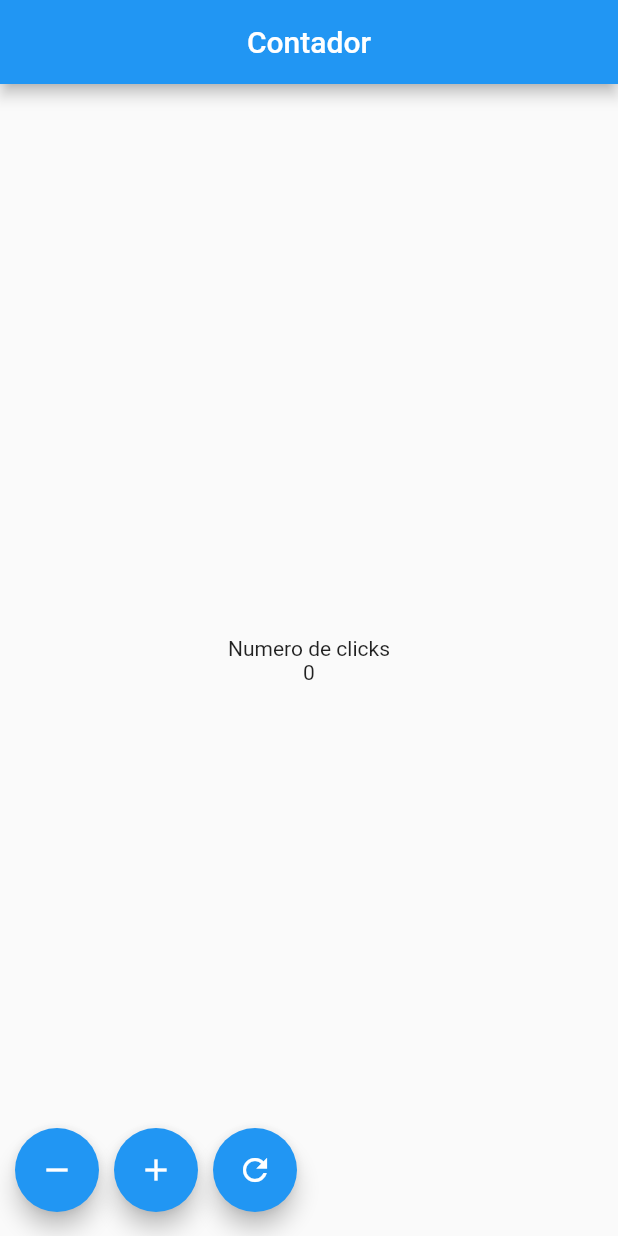
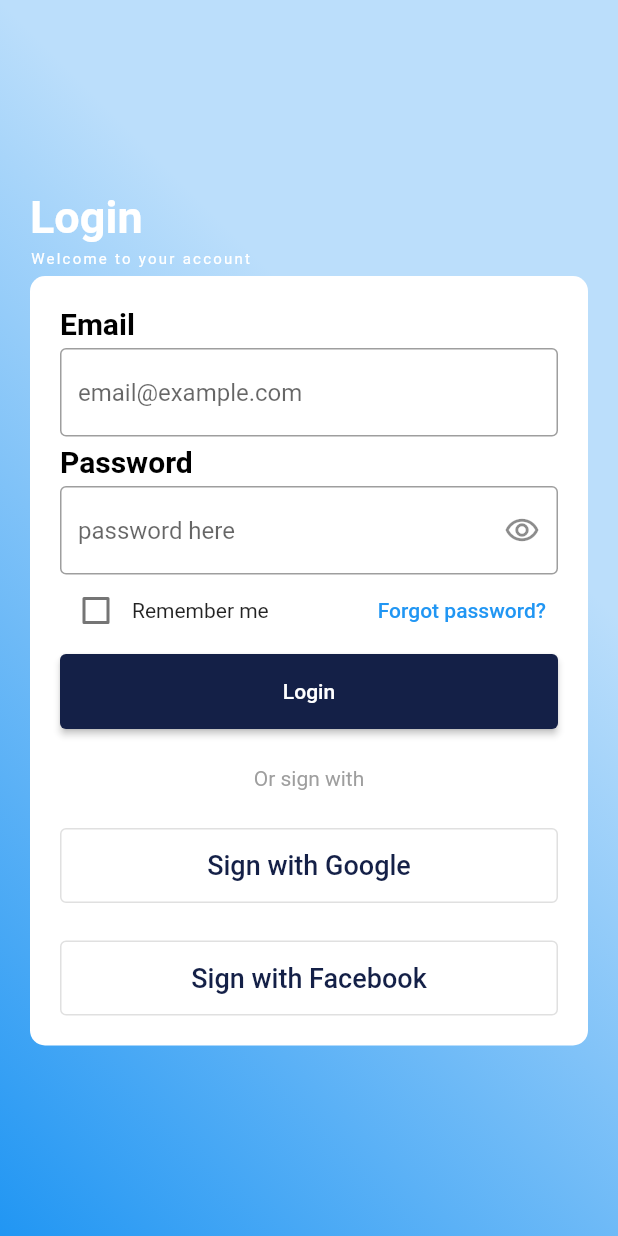
Before and after one commit to CesarRaulG/Contador, a Flutter app: the screen it shows after launch, on a phone screen of 412 x 824 dp. Run offline on Flutter 3.47's test engine with Material 2 defaults, Android fonts, the phone set to English and light mode, and no system bars.

Commit message:
add loginPage

```diff
--- a/lib/main.dart
+++ b/lib/main.dart
@@ -1,4 +1,4 @@
-import 'package:contador/pages/home_page.dart';
+import 'package:contador/pages/login_page.dart';
 import 'package:flutter/material.dart';
 
 
@@ -10,8 +10,9 @@ class MyApp extends StatelessWidget {
   @override
   Widget build(BuildContext context) {
     return const MaterialApp(
+      debugShowCheckedModeBanner: false,
       title: 'Material App',
-      home: HomePage(),
+      home: LoginPage(),
     );
   }
 }
--- /dev/null
+++ b/lib/pages/login_page.dart
@@ -0,0 +1,262 @@
+import 'package:flutter/material.dart'; //importM para libreria de material
+
+//statefulW para crear las clases
+class LoginPage extends StatefulWidget {
+  const LoginPage({super.key});
+
+  @override
+  State<LoginPage> createState() => _LoginPageState();
+}
+
+class _LoginPageState extends State<LoginPage> {
+  @override
+  Widget build(BuildContext context) {
+    return Scaffold(
+      body: Stack(
+        children: const [
+          Fondo(),
+          Contenido(),
+        ],
+      ),
+    );
+  }
+}
+
+class Contenido extends StatefulWidget {
+  const Contenido({super.key});
+
+  @override
+  State<Contenido> createState() => _ContenidoState();
+}
+
+class _ContenidoState extends State<Contenido> {
+  @override
+  Widget build(BuildContext context) {
+    return Padding(
+      padding: const EdgeInsets.symmetric(horizontal: 20),
+      child: Column(
+        mainAxisAlignment: MainAxisAlignment.center,
+        crossAxisAlignment: CrossAxisAlignment.start,
+        children: const [
+          Text(
+            'Login',
+            style: TextStyle(
+                color: Colors.white, fontSize: 30, fontWeight: FontWeight.bold),
+          ),
+          SizedBox(
+            height: 5,
+          ),
+          Text(
+            'Welcome to your account',
+            style: TextStyle(
+              color: Colors.white,
+              fontSize: 10,
+              letterSpacing: 1.5,
+            ),
+          ),
+          SizedBox(
+            height: 5,
+          ),
+          Datos(),
+        ],
+      ),
+    );
+  }
+}
+
+class Datos extends StatefulWidget {
+  const Datos({super.key});
+
+  @override
+  State<Datos> createState() => _DatosState();
+}
+
+class _DatosState extends State<Datos> {
+  bool obs = true;
+  @override
+  Widget build(BuildContext context) {
+    return Container(
+      padding: const EdgeInsets.all(20),
+      decoration: BoxDecoration(
+          borderRadius: BorderRadius.circular(10), color: Colors.white),
+      child: Column(
+        crossAxisAlignment: CrossAxisAlignment.start,
+        children: [
+          const Text(
+            'Email',
+            style: TextStyle(
+              color: Colors.black,
+              fontWeight: FontWeight.bold,
+              fontSize: 20,
+            ),
+          ),
+          const SizedBox(
+            height: 5,
+          ),
+          TextFormField(
+            keyboardType: TextInputType.emailAddress,
+            decoration: const InputDecoration(
+                border: OutlineInputBorder(), hintText: 'email@example.com'),
+          ),
+          const SizedBox(
+            height: 5,
+          ),
+          const Text(
+            'Password',
+            style: TextStyle(
+              color: Colors.black,
+              fontWeight: FontWeight.bold,
+              fontSize: 20,
+            ),
+          ),
+          const SizedBox(
+            height: 5,
+          ),
+          TextFormField(
+            obscureText: obs,
+            decoration: InputDecoration(
+                border: const OutlineInputBorder(),
+                hintText: 'password here',
+                suffixIcon: IconButton(
+                  icon: const Icon(
+                    Icons.remove_red_eye_outlined,
+                  ),
+                  onPressed: () {
+                    setState(() {
+                      obs == true ? obs = false : obs = true;
+                    });
+                  },
+                )),
+          ),
+          const Remember(),
+          const SizedBox(
+            height: 5,
+          ),
+          const Botones(),
+        ],
+      ),
+    );
+  }
+}
+
+class Remember extends StatefulWidget {
+  const Remember({super.key});
+
+  @override
+  State<Remember> createState() => _RememberState();
+}
+
+class _RememberState extends State<Remember> {
+  bool valor = false;
+  @override
+  Widget build(BuildContext context) {
+    return Row(
+      children: [
+        Checkbox(
+            value: valor,
+            onChanged: (value) {
+              setState(() {
+                valor == false ? valor = true : valor = false;
+              });
+            }),
+            const Text('Remember me'),
+            const Spacer(),
+            TextButton(
+              onPressed: () {},
+              child: const Text('Forgot password?')
+              )
+      ],
+    );
+  }
+}
+
+class Botones extends StatefulWidget {
+  const Botones({super.key});
+
+  @override
+  State<Botones> createState() => _BotonesState();
+}
+
+class _BotonesState extends State<Botones> {
+  @override
+  Widget build(BuildContext context) {
+    return Column(
+      children: [
+        SizedBox(
+          width: double.infinity,
+          height: 50,
+          child: ElevatedButton(
+              onPressed: () {},
+              style: ButtonStyle(
+                  backgroundColor: MaterialStateProperty.all<Color>(
+                      const Color(0xff142047))),
+              child: const Text(
+                'Login',
+                style: TextStyle(color: Colors.white),
+              )),
+        ),
+        const SizedBox(
+          width: double.infinity,
+          height: 25,
+        ),
+        const Text(
+          'Or sign with',
+          style: TextStyle(color: Colors.grey),
+        ),
+        const SizedBox(
+          width: double.infinity,
+          height: 25,
+        ),
+        SizedBox(
+          width: double.infinity,
+          height: 50,
+          child: OutlinedButton(
+              onPressed: () {},
+              child: const Text(
+                'Sign with Google',
+                style: TextStyle(color: Color(0xff142047), fontSize: 18),
+              )),
+        ),
+        const SizedBox(
+          width: double.infinity,
+          height: 25,
+        ),
+        SizedBox(
+          width: double.infinity,
+          height: 50,
+          child: OutlinedButton(
+              onPressed: () {},
+              child: const Text(
+                'Sign with Facebook',
+                style: TextStyle(color: Color(0xff142047), fontSize: 18),
+              )),
+        )
+      ],
+    );
+  }
+}
+
+class Fondo extends StatefulWidget {
+  const Fondo({super.key});
+
+  @override
+  State<Fondo> createState() => _FondoState();
+}
+
+class _FondoState extends State<Fondo> {
+  @override
+  Widget build(BuildContext context) {
+    return Container(
+      decoration: BoxDecoration(
+        gradient: LinearGradient(
+          colors: [
+            Colors.blue.shade100,
+            Colors.blue
+          ],
+          begin: Alignment.centerRight,
+          end: Alignment.bottomLeft
+        )
+      ),
+    );
+  }
+}
```
